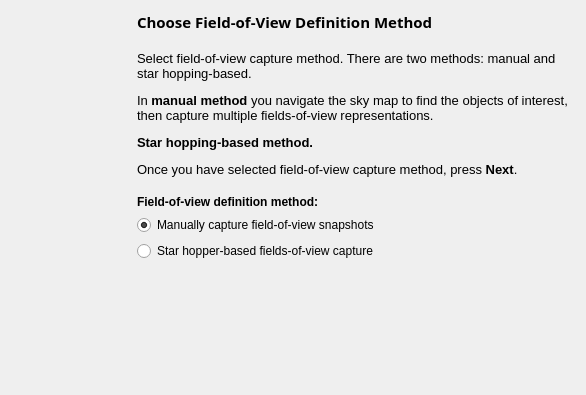
Above: kstars/printing/pwizfovtypeselection.ui from KDE/kstars before the change. Below: the same form after it.
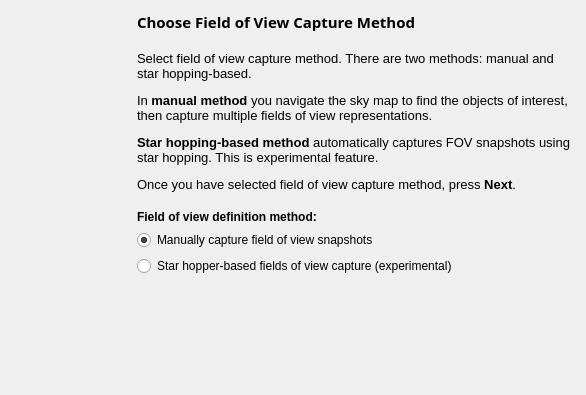
That is the form after the change.

```diff
--- a/kstars/printing/pwizfovtypeselection.ui
+++ b/kstars/printing/pwizfovtypeselection.ui
@@ -55,7 +55,7 @@
         </font>
        </property>
        <property name="text">
-        <string>Choose Field-of-View Definition Method</string>
+        <string>Choose Field of View Capture Method</string>
        </property>
       </widget>
      </item>
@@ -82,10 +82,10 @@
 &lt;html&gt;&lt;head&gt;&lt;meta name=&quot;qrichtext&quot; content=&quot;1&quot; /&gt;&lt;style type=&quot;text/css&quot;&gt;
 p, li { white-space: pre-wrap; }
 &lt;/style&gt;&lt;/head&gt;&lt;body style=&quot; font-family:'Sans'; font-size:10pt; font-weight:400; font-style:normal;&quot;&gt;
-&lt;p style=&quot; margin-top:12px; margin-bottom:12px; margin-left:0px; margin-right:0px; -qt-block-indent:0; text-indent:0px;&quot;&gt;Select field-of-view capture method. There are two methods: manual and star hopping-based.&lt;/p&gt;
-&lt;p style=&quot; margin-top:12px; margin-bottom:12px; margin-left:0px; margin-right:0px; -qt-block-indent:0; text-indent:0px;&quot;&gt;In &lt;span style=&quot; font-weight:600;&quot;&gt;manual method&lt;/span&gt; you navigate the sky map to find the objects of interest, then capture multiple fields-of-view representations.&lt;/p&gt;
-&lt;p style=&quot; margin-top:12px; margin-bottom:12px; margin-left:0px; margin-right:0px; -qt-block-indent:0; text-indent:0px;&quot;&gt;&lt;span style=&quot; font-weight:600;&quot;&gt;Star hopping-based method.&lt;/span&gt;&lt;/p&gt;
-&lt;p style=&quot; margin-top:12px; margin-bottom:12px; margin-left:0px; margin-right:0px; -qt-block-indent:0; text-indent:0px;&quot;&gt;Once you have selected field-of-view capture method, press &lt;span style=&quot; font-weight:600;&quot;&gt;Next&lt;/span&gt;.&lt;/p&gt;&lt;/body&gt;&lt;/html&gt;</string>
+&lt;p style=&quot; margin-top:12px; margin-bottom:12px; margin-left:0px; margin-right:0px; -qt-block-indent:0; text-indent:0px;&quot;&gt;Select field of view capture method. There are two methods: manual and star hopping-based.&lt;/p&gt;
+&lt;p style=&quot; margin-top:12px; margin-bottom:12px; margin-left:0px; margin-right:0px; -qt-block-indent:0; text-indent:0px;&quot;&gt;In &lt;span style=&quot; font-weight:600;&quot;&gt;manual method&lt;/span&gt; you navigate the sky map to find the objects of interest, then capture multiple fields of view representations.&lt;/p&gt;
+&lt;p style=&quot; margin-top:12px; margin-bottom:12px; margin-left:0px; margin-right:0px; -qt-block-indent:0; text-indent:0px;&quot;&gt;&lt;span style=&quot; font-weight:600;&quot;&gt;Star hopping-based method &lt;/span&gt;automatically captures FOV snapshots using star hopping. This is experimental feature.&lt;/p&gt;
+&lt;p style=&quot; margin-top:12px; margin-bottom:12px; margin-left:0px; margin-right:0px; -qt-block-indent:0; text-indent:0px;&quot;&gt;Once you have selected field of view capture method, press &lt;span style=&quot; font-weight:600;&quot;&gt;Next&lt;/span&gt;.&lt;/p&gt;&lt;/body&gt;&lt;/html&gt;</string>
        </property>
        <property name="wordWrap">
         <bool>true</bool>
@@ -117,14 +117,14 @@
         </font>
        </property>
        <property name="text">
-        <string>Field-of-view definition method:</string>
+        <string>Field of view definition method:</string>
        </property>
       </widget>
      </item>
      <item>
       <widget class="QRadioButton" name="manualRadio">
        <property name="text">
-        <string>Manually capture field-of-view snapshots</string>
+        <string>Manually capture field of view snapshots</string>
        </property>
        <property name="checked">
         <bool>true</bool>
@@ -133,8 +133,14 @@
      </item>
      <item>
       <widget class="QRadioButton" name="hopperRadio">
+       <property name="sizePolicy">
+        <sizepolicy hsizetype="Minimum" vsizetype="Preferred">
+         <horstretch>0</horstretch>
+         <verstretch>0</verstretch>
+        </sizepolicy>
+       </property>
        <property name="text">
-        <string>Star hopper-based fields-of-view capture</string>
+        <string>Star hopper-based fields of view capture (experimental)</string>
        </property>
       </widget>
      </item>
```
